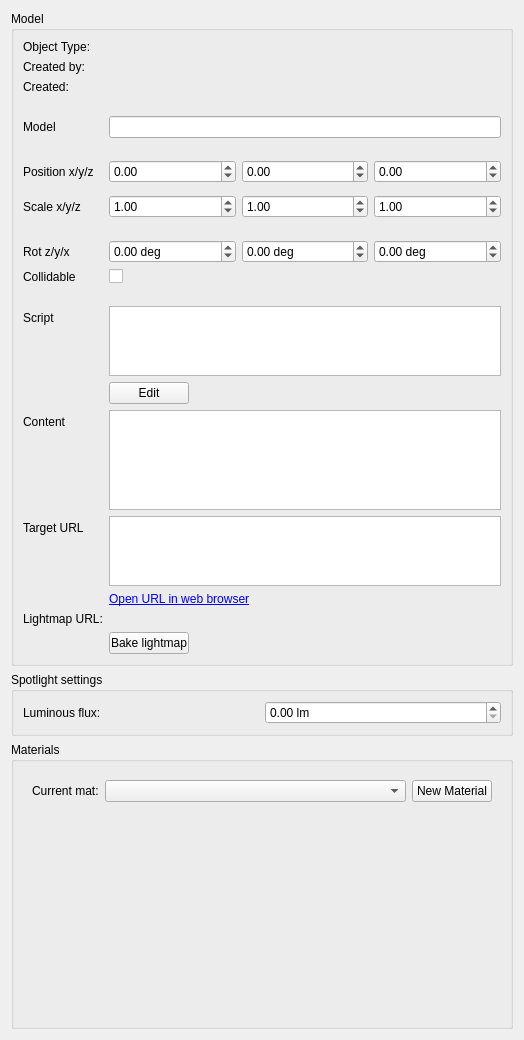
The window that gui_client/ObjectEditor.ui (shipilovden/substrata-metasiberia) describes before a commit, drawn with Qt 5.
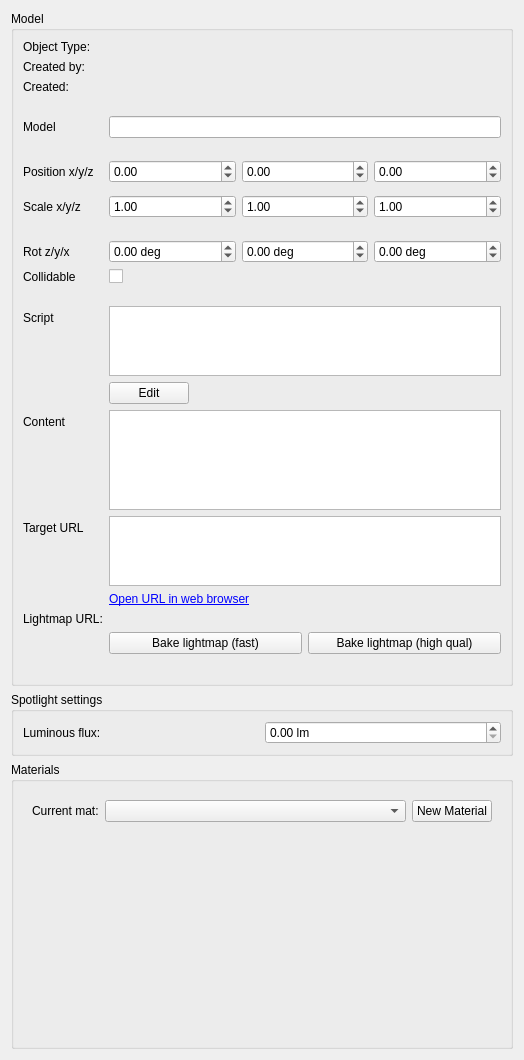
The same window after the commit. Custom widgets are drawn as their Qt base class.

Commit message: Added high quality lightmap baking button. Reduced size of placeholder loading objects for voxel objects. Many improvements to LightMapperBot.cpp. Setting dummy world_to_ob matrix in PhysicsWorld::updateObjectTransformData. Moved some voxel building code into VoxelMeshBuilding. Setting non-finite angle in ObjectInitialSend to zero. Improved glass colour in IndigoConversion.

What changed in the file:
```diff
--- a/gui_client/ObjectEditor.ui
+++ b/gui_client/ObjectEditor.ui
@@ -514,27 +514,28 @@
          </property>
          <item>
           <widget class="QPushButton" name="bakeLightmapPushButton">
-           <property name="maximumSize">
-            <size>
-             <width>80</width>
-             <height>16777215</height>
-            </size>
-           </property>
            <property name="text">
-            <string>Bake lightmap</string>
+            <string>Bake lightmap (fast)</string>
            </property>
           </widget>
          </item>
          <item>
-          <widget class="QLabel" name="lightmapBakeStatusLabel">
+          <widget class="QPushButton" name="bakeLightmapHighQualPushButton">
            <property name="text">
-            <string/>
+            <string>Bake lightmap (high qual)</string>
            </property>
           </widget>
          </item>
         </layout>
        </widget>
       </item>
+      <item row="20" column="1">
+       <widget class="QLabel" name="lightmapBakeStatusLabel">
+        <property name="text">
+         <string/>
+        </property>
+       </widget>
+      </item>
      </layout>
     </widget>
    </item>
```
The commit also changes 18 other files.
